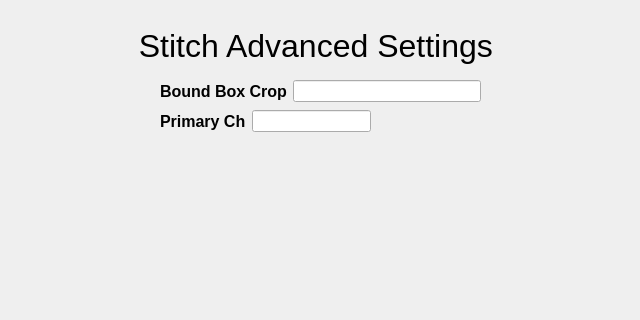
The window that stitchadvanced.ui (abcucberkeley/PetaKit5D-GUI) describes before a commit, drawn with Qt 5; both pictures show x 0 to 640 and y 0 to 320 of the 640 by 480 pixel window.
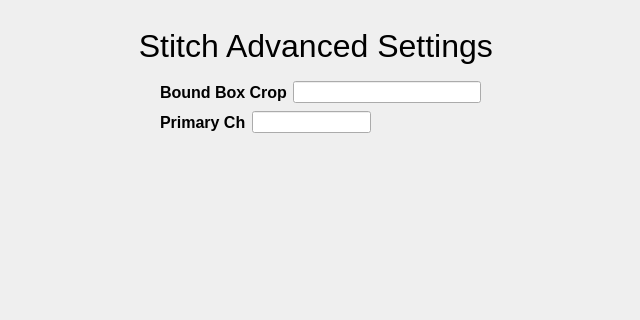
The same window after the commit.

The edit to the form file:
```diff
--- a/stitchadvanced.ui
+++ b/stitchadvanced.ui
@@ -18,7 +18,7 @@
     <rect>
      <x>130</x>
      <y>10</y>
-     <width>371</width>
+     <width>421</width>
      <height>71</height>
     </rect>
    </property>
@@ -71,13 +71,13 @@
     <string>Cancel</string>
    </property>
   </widget>
-  <widget class="QWidget" name="">
+  <widget class="QWidget" name="layoutWidget">
    <property name="geometry">
     <rect>
      <x>160</x>
      <y>80</y>
      <width>321</width>
-     <height>22</height>
+     <height>25</height>
     </rect>
    </property>
    <layout class="QHBoxLayout" name="horizontalLayout">
@@ -104,13 +104,13 @@
     </item>
    </layout>
   </widget>
-  <widget class="QWidget" name="">
+  <widget class="QWidget" name="layoutWidget">
    <property name="geometry">
     <rect>
      <x>160</x>
      <y>110</y>
      <width>211</width>
-     <height>22</height>
+     <height>25</height>
     </rect>
    </property>
    <layout class="QHBoxLayout" name="horizontalLayout_2">
```
